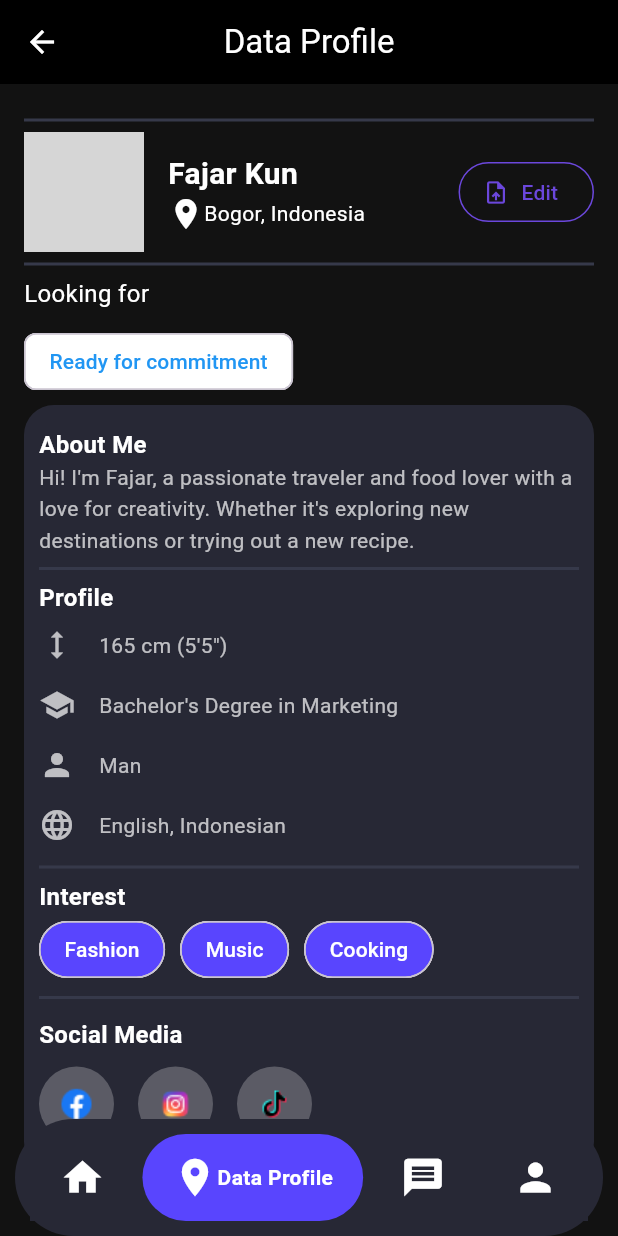
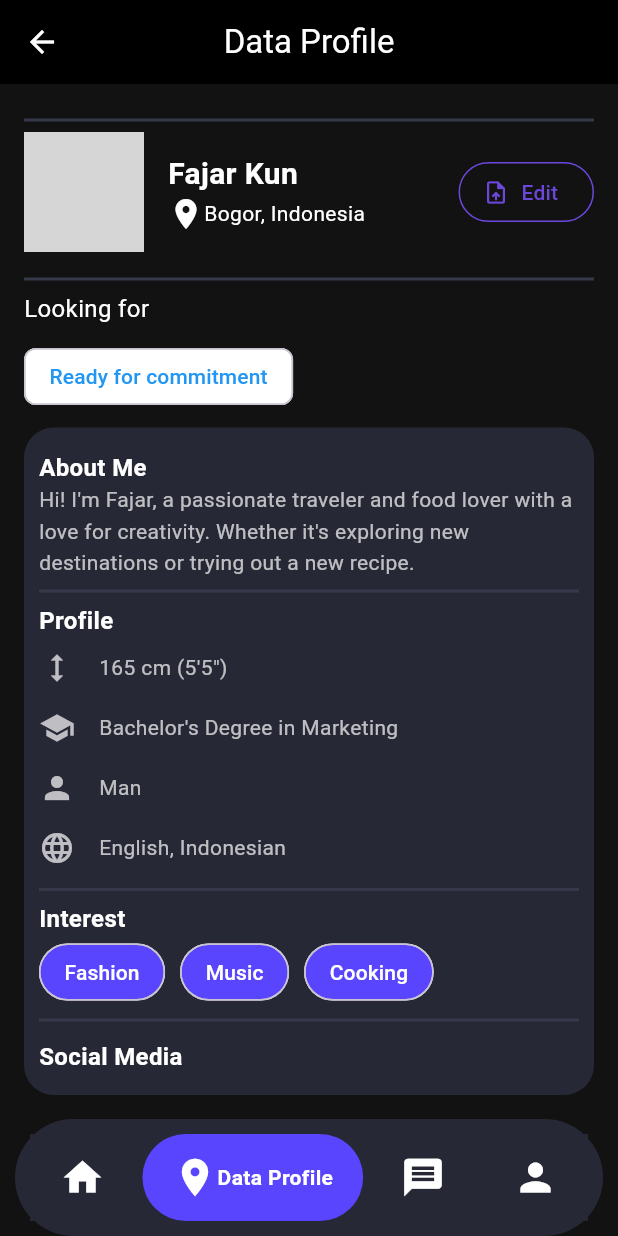
Before and after one commit to Swalih60/snap, a Flutter app: the screen it shows after launch, item 2 of the bottom bar chosen, after a tap on "Edit", on a phone screen of 412 x 824 dp. Run offline on Flutter 3.47's test engine with Material 3 defaults, Android fonts, the light colour scheme and no system bars; drawn by our look-alikes of google_nav_bar; our stand-ins replace swipe_cards; grey boxes are pictures that could not be loaded.

Commit message:
feat: All screens set

```diff
--- a/lib/components/menu_options.dart
+++ b/lib/components/menu_options.dart
@@ -3,7 +3,7 @@ import 'package:flutter/material.dart';
 Widget buildMenuOption(IconData icon, String title, {bool isLogout = false}) {
   return Container(
     margin: EdgeInsets.symmetric(vertical: 6),
-    padding: EdgeInsets.symmetric(vertical: 8),
+    padding: EdgeInsets.symmetric(vertical: 5),
     decoration: BoxDecoration(
       color: Colors.transparent, // Optional: Background color if needed
       border: Border.all(
--- a/lib/main.dart
+++ b/lib/main.dart
@@ -22,8 +22,9 @@ class MainApp extends StatelessWidget {
         debugShowCheckedModeBanner: false,
         home: BottomNavBar(),
         theme: ThemeData(
+            scaffoldBackgroundColor: Colors.black,
             floatingActionButtonTheme:
-                FloatingActionButtonThemeData(elevation: 0)),
+                const FloatingActionButtonThemeData(elevation: 0)),
       ),
     );
   }
--- a/lib/screens/data_profile.dart
+++ b/lib/screens/data_profile.dart
@@ -14,22 +14,19 @@ class DataProfileScreen extends StatelessWidget {
         elevation: 0,
         leading: IconButton(
           icon: const Icon(Icons.arrow_back, color: Colors.white),
-          onPressed: () {
-            // Navigate back
-          },
+          onPressed: () {},
         ),
         title: const Text(
           'Data Profile',
           style: TextStyle(color: Colors.white),
         ),
       ),
-      body: SingleChildScrollView(
+      body: SafeArea(
+        child: Padding(
           padding: const EdgeInsets.all(16.0),
-        child: SingleChildScrollView(
           child: Column(
             crossAxisAlignment: CrossAxisAlignment.start,
             children: [
-              // Profile Header Section
               const Divider(
                 color: Color.fromRGBO(54, 57, 74, 1),
                 thickness: 2,
@@ -38,8 +35,7 @@ class DataProfileScreen extends StatelessWidget {
                 children: [
                   const CircleAvatar(
                     radius: 40,
-                    backgroundImage: AssetImage(
-                        'assets/images/main.jpg'), // Replace with actual image
+                    backgroundImage: AssetImage('assets/images/main.jpg'),
                   ),
                   const SizedBox(width: 16),
                   const Expanded(
@@ -71,9 +67,7 @@ class DataProfileScreen extends StatelessWidget {
                     ),
                   ),
                   ElevatedButton.icon(
-                    onPressed: () {
-                      // Edit action
-                    },
+                    onPressed: () {},
                     icon:
                         const Icon(Icons.upload_file, color: Color(0xFF6B47DC)),
                     label: const Text(
@@ -91,8 +85,7 @@ class DataProfileScreen extends StatelessWidget {
                   ),
                 ],
               ),
-
-              // Looking For Section
+              const SizedBox(height: 10),
               const Divider(
                 color: Color.fromRGBO(54, 57, 74, 1),
                 thickness: 2,
@@ -109,48 +102,43 @@ class DataProfileScreen extends StatelessWidget {
                 ),
                 backgroundColor: Colors.white,
               ),
-              const SizedBox(height: 5),
-              // About Me Section
-              Container(
+              const SizedBox(height: 10),
+              Expanded(
+                child: Container(
                   padding: const EdgeInsets.all(10),
                   decoration: BoxDecoration(
                     color: const Color.fromRGBO(39, 40, 53, 1),
                     borderRadius: BorderRadius.circular(20),
                   ),
+                  child: SingleChildScrollView(
                     child: Column(
                       crossAxisAlignment: CrossAxisAlignment.start,
                       children: [
                         const SizedBox(height: 5),
                         buildSectionTitle('About Me'),
-
                         const Text(
                           "Hi! I'm Fajar, a passionate traveler and food lover with a love for creativity. Whether it's exploring new destinations or trying out a new recipe.",
                           style: TextStyle(color: Colors.white70, height: 1.5),
                         ),
-
                         const Divider(
                           color: Color.fromRGBO(54, 57, 74, 1),
                           thickness: 2,
                         ),
-
-                    // Profile Section
                         buildSectionTitle('Profile'),
                         Column(
                           children: [
                             buildProfileItem(Icons.height, '165 cm (5\'5")'),
+                            buildProfileItem(Icons.school,
+                                'Bachelor\'s Degree in Marketing'),
+                            buildProfileItem(Icons.person, 'Man'),
                             buildProfileItem(
-                            Icons.school, 'Bachelor\'s Degree in Marketing'),
-                        buildProfileItem(Icons.person, 'Man'),
-                        buildProfileItem(Icons.language, 'English, Indonesian'),
+                                Icons.language, 'English, Indonesian'),
                           ],
                         ),
-
                         const Divider(
                           color: Color.fromRGBO(54, 57, 74, 1),
                           thickness: 2,
                         ),
-
-                    // Interest Section
                         buildSectionTitle('Interest'),
                         Row(
                           children: [
@@ -161,15 +149,12 @@ class DataProfileScreen extends StatelessWidget {
                             buildInterestChip('Cooking'),
                           ],
                         ),
-
                         const Divider(
                           color: Color.fromRGBO(54, 57, 74, 1),
                           thickness: 2,
                         ),
                         const SizedBox(height: 5),
-                    // Social Media Section
                         buildSectionTitle('Social Media'),
-
                         Padding(
                           padding: const EdgeInsets.only(top: 10.0),
                           child: Row(
@@ -180,14 +165,17 @@ class DataProfileScreen extends StatelessWidget {
                               buildSocialIcon(
                                   "assets/images/insta.png", Colors.pink),
                               const SizedBox(width: 16),
-                          buildSocialIcon("assets/images/tik.png", Colors.teal),
+                              buildSocialIcon(
+                                  "assets/images/tik.png", Colors.teal),
                             ],
                           ),
                         ),
                         const SizedBox(height: 10),
                       ],
                     ),
-              )
+                  ),
+                ),
+              ),
             ],
           ),
         ),
--- a/lib/screens/home_screen.dart
+++ b/lib/screens/home_screen.dart
@@ -6,6 +6,7 @@ class HomeScreen extends StatefulWidget {
   const HomeScreen({super.key});
 
   @override
+  // ignore: library_private_types_in_public_api
   _HomeScreenState createState() => _HomeScreenState();
 }
 
@@ -35,26 +36,23 @@ class _HomeScreenState extends State<HomeScreen> {
     return Scaffold(
       body: Stack(
         children: [
-          // Background
           Positioned.fill(
             child: Container(
-              color: const Color.fromRGBO(89, 69, 254, 1), // Top color
+              color: const Color.fromRGBO(89, 69, 254, 1),
             ),
           ),
           Positioned(
-            top: screenHeight / 2, // Start at half the screen
+            top: screenHeight / 2,
             child: Container(
               height: screenHeight / 2,
               width: screenWidth,
-              color: Colors.black, // Bottom color
+              color: Colors.black,
             ),
           ),
-          // Foreground content
           Padding(
             padding: const EdgeInsets.all(10.0),
             child: Column(
               children: [
-                // Header Section
                 Padding(
                   padding: const EdgeInsets.only(top: 40, left: 20, right: 20),
                   child: Row(
@@ -65,7 +63,7 @@ class _HomeScreenState extends State<HomeScreen> {
                         radius: 20,
                       ),
                       const Padding(
-                        padding: const EdgeInsets.only(right: 130.0),
+                        padding: EdgeInsets.only(right: 130.0),
                         child: Column(
                           children: [
                             Text(
@@ -99,7 +97,6 @@ class _HomeScreenState extends State<HomeScreen> {
                   ),
                 ),
                 const SizedBox(height: 20),
-                // Swipable Card Section
                 Expanded(
                   child: Stack(
                     children: [
@@ -107,8 +104,7 @@ class _HomeScreenState extends State<HomeScreen> {
                         matchEngine: _matchEngine,
                         itemBuilder: (BuildContext context, int index) {
                           return Stack(
-                            clipBehavior: Clip
-                                .none, // Allow positioning outside the stack
+                            clipBehavior: Clip.none,
                             children: [
                               Card(
                                 color: Colors.transparent,
@@ -120,10 +116,9 @@ class _HomeScreenState extends State<HomeScreen> {
                                   child: ClipRRect(
                                     borderRadius: BorderRadius.circular(30),
                                     child: Image.asset(
-                                      "assets/images/main.jpg", // Replace with actual image
+                                      "assets/images/main.jpg",
                                       fit: BoxFit.cover,
-                                      height: screenHeight /
-                                          1.6, // Adjust height to avoid touching button
+                                      height: screenHeight / 1.6,
                                       width: screenWidth,
                                     ),
                                   ),
@@ -141,7 +136,7 @@ class _HomeScreenState extends State<HomeScreen> {
                                 child: Column(
                                   crossAxisAlignment: CrossAxisAlignment.start,
                                   children: [
-                                    Text(
+                                    const Text(
                                       "Nur Aisyah, 24",
                                       style: TextStyle(
                                         color: Colors.white,
@@ -154,11 +149,11 @@ class _HomeScreenState extends State<HomeScreen> {
                                         Chipp(
                                           text: 'Fashion',
                                         ),
-                                        SizedBox(width: 5),
+                                        const SizedBox(width: 5),
                                         Chipp(
                                           text: 'Music',
                                         ),
-                                        SizedBox(width: 5),
+                                        const SizedBox(width: 5),
                                         Chipp(
                                           text: 'Cooking',
                                         ),
@@ -181,7 +176,6 @@ class _HomeScreenState extends State<HomeScreen> {
                         upSwipeAllowed: false,
                         fillSpace: true,
                       ),
-                      // Chat Button Positioned Slightly Below the Cards
                       Positioned(
                         bottom: 5,
                         left: 0,
@@ -208,7 +202,6 @@ class _HomeScreenState extends State<HomeScreen> {
                     ],
                   ),
                 ),
-                // Bottom Buttons
                 Padding(
                   padding: const EdgeInsets.symmetric(vertical: 20),
                   child: Row(
@@ -250,7 +243,7 @@ class _HomeScreenState extends State<HomeScreen> {
                     ],
                   ),
                 ),
-                SizedBox(
+                const SizedBox(
                   height: 70,
                 )
               ],
```
Also changed, not shown: lib/screens/message_screen.dart (+1 -13 lines), lib/screens/profile_screen.dart (+7 -11 lines). Lines whose indentation alone changed are shown as unchanged.
